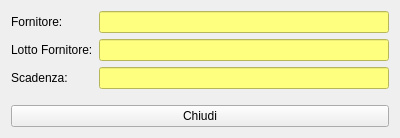
This is hwarehousedetails.ui in fblabs/hamlet-mod-sancon as Qt 5 draws it before an edit. The edited form follows.
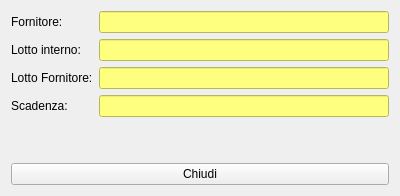
This is the edited form. Icons and pictures are not drawn.

Diff of the .ui file:
```diff
--- a/hwarehousedetails.ui
+++ b/hwarehousedetails.ui
@@ -10,7 +10,7 @@
     <x>0</x>
     <y>0</y>
     <width>400</width>
-    <height>138</height>
+    <height>196</height>
    </rect>
   </property>
   <property name="windowTitle">
@@ -37,13 +37,30 @@
       </widget>
      </item>
      <item row="2" column="0">
+      <widget class="QLabel" name="label_3">
+       <property name="text">
+        <string>Lotto Fornitore:</string>
+       </property>
+      </widget>
+     </item>
+     <item row="2" column="1">
+      <widget class="QLineEdit" name="leLotFornitore">
+       <property name="styleSheet">
+        <string notr="true">background-color: rgb(255, 255, 127);</string>
+       </property>
+       <property name="readOnly">
+        <bool>true</bool>
+       </property>
+      </widget>
+     </item>
+     <item row="3" column="0">
       <widget class="QLabel" name="label_2">
        <property name="text">
         <string>Scadenza:</string>
        </property>
       </widget>
      </item>
-     <item row="2" column="1">
+     <item row="3" column="1">
       <widget class="QLineEdit" name="leScadenza">
        <property name="styleSheet">
         <string notr="true">background-color: rgb(255, 255, 127);</string>
@@ -54,14 +71,14 @@
       </widget>
      </item>
      <item row="1" column="0">
-      <widget class="QLabel" name="label_3">
+      <widget class="QLabel" name="label_4">
        <property name="text">
-        <string>Lotto Fornitore:</string>
+        <string>Lotto interno:</string>
        </property>
       </widget>
      </item>
      <item row="1" column="1">
-      <widget class="QLineEdit" name="leLotFornitore">
+      <widget class="QLineEdit" name="leLotInt">
        <property name="styleSheet">
         <string notr="true">background-color: rgb(255, 255, 127);</string>
        </property>
```
